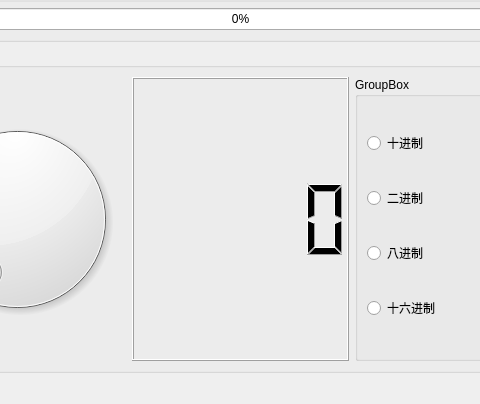
Before: the Qt Designer form 01_Source/03_Common interface design components/Test3/mainwindow.ui in Yukikaze030/QT_Study, drawn with Qt 5; both pictures show x 113 to 593 and y 196 to 600 of the 800 by 600 pixel window.
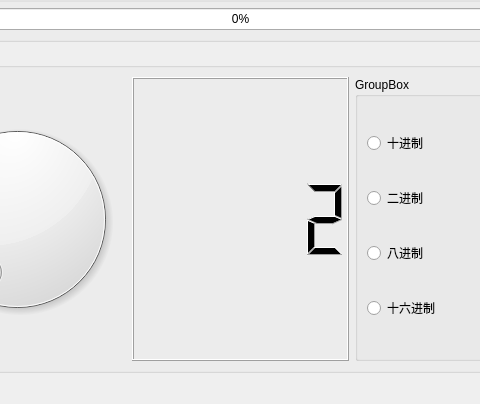
After: the same form once the commit is applied.

```diff
--- a/01_Source/03_Common interface design components/Test3/mainwindow.ui
+++ b/01_Source/03_Common interface design components/Test3/mainwindow.ui
@@ -197,7 +197,14 @@
         <widget class="QDial" name="dial"/>
        </item>
        <item row="0" column="1">
-        <widget class="QLCDNumber" name="lcdNumber"/>
+        <widget class="QLCDNumber" name="lcdNumber">
+         <property name="value" stdset="0">
+          <double>2.000000000000000</double>
+         </property>
+         <property name="intValue" stdset="0">
+          <number>2</number>
+         </property>
+        </widget>
        </item>
        <item row="0" column="2">
         <widget class="QGroupBox" name="groupBox_4">
```
